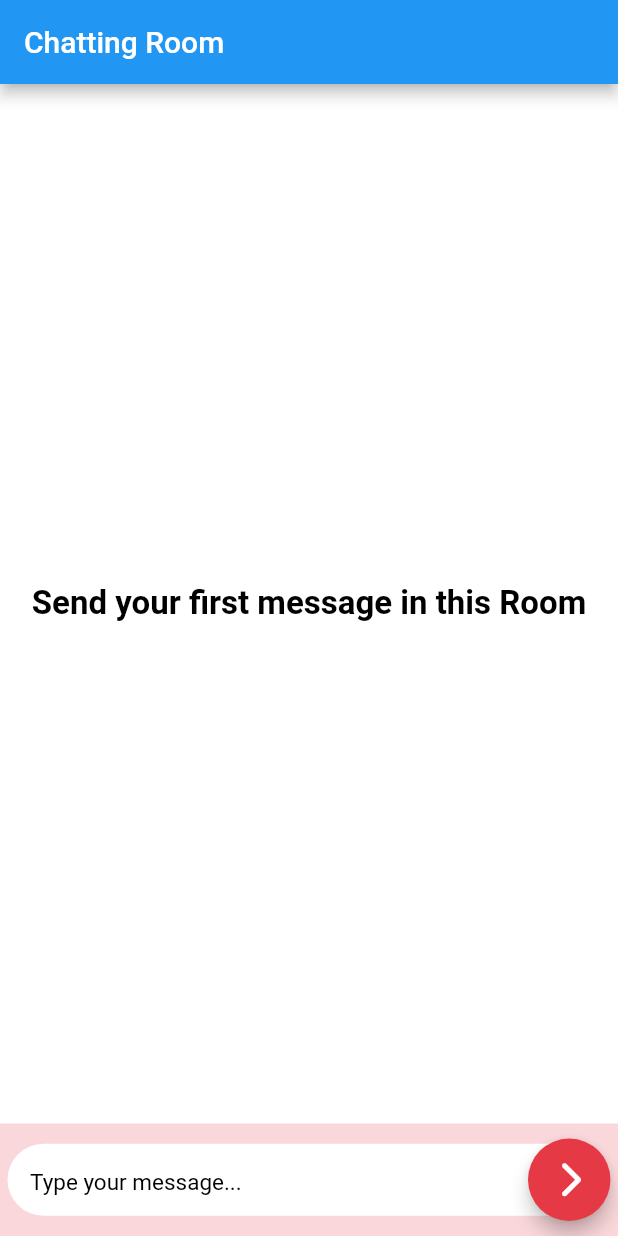
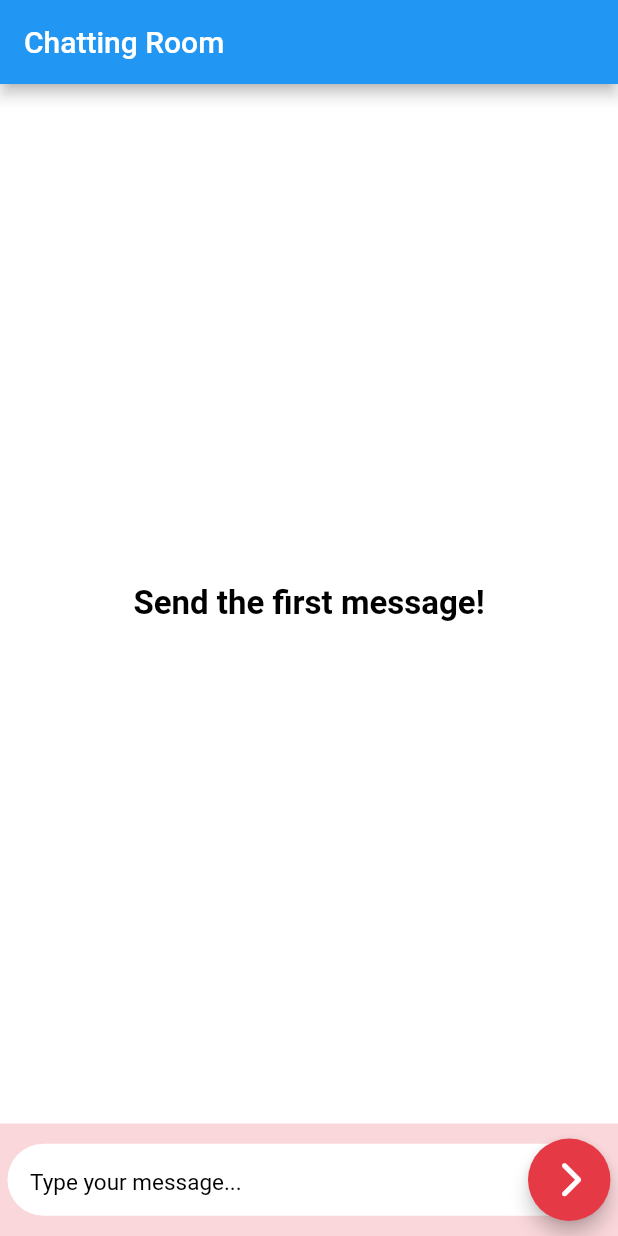
Before and after one commit to amaugarci/playgame, a Flutter app: the MessagingScreen screen opened directly with empty values, on a phone screen of 412 x 824 dp. Run offline on Flutter 3.47's test engine with Material 2 defaults, Android fonts, the phone set to English and light mode, and no system bars; our stand-ins replace animated_splash_screen, cloud_firestore, firebase_auth, firebase_core, flutter_slider_drawer, font_awesome_flutter; missing offline and left inert: stream_chat; accounts and stored records are empty; Roboto replaces fonts that are missing (OpenSans).

Commit message:
fix room id issue

```diff
--- a/lib/screens/dashboard/widgets/room_item_widget.dart
+++ b/lib/screens/dashboard/widgets/room_item_widget.dart
@@ -100,7 +100,8 @@ class RoomItemWidget extends StatelessWidget {
     );
 
     return Visibility(
-      visible: visibility,
+      visible: true,
+      // visible: visibility,
       child: Card(
         color: Colors.white,
         elevation: 5,
--- a/lib/screens/messaging_screen/messaging_screen.dart
+++ b/lib/screens/messaging_screen/messaging_screen.dart
@@ -181,7 +181,7 @@ class _MessagingScreenState extends State<MessagingScreen> {
                         }
                         return Center(
                           child: Text(
-                            'Send your first message in this Room',
+                            'Send the first message!',
                             style: kTitleTextStyle,
                           ),
                         );
```
Also changed, not shown: lib/screens/dashboard/add_room_screen.dart (+5 -4 lines), pubspec.lock.
